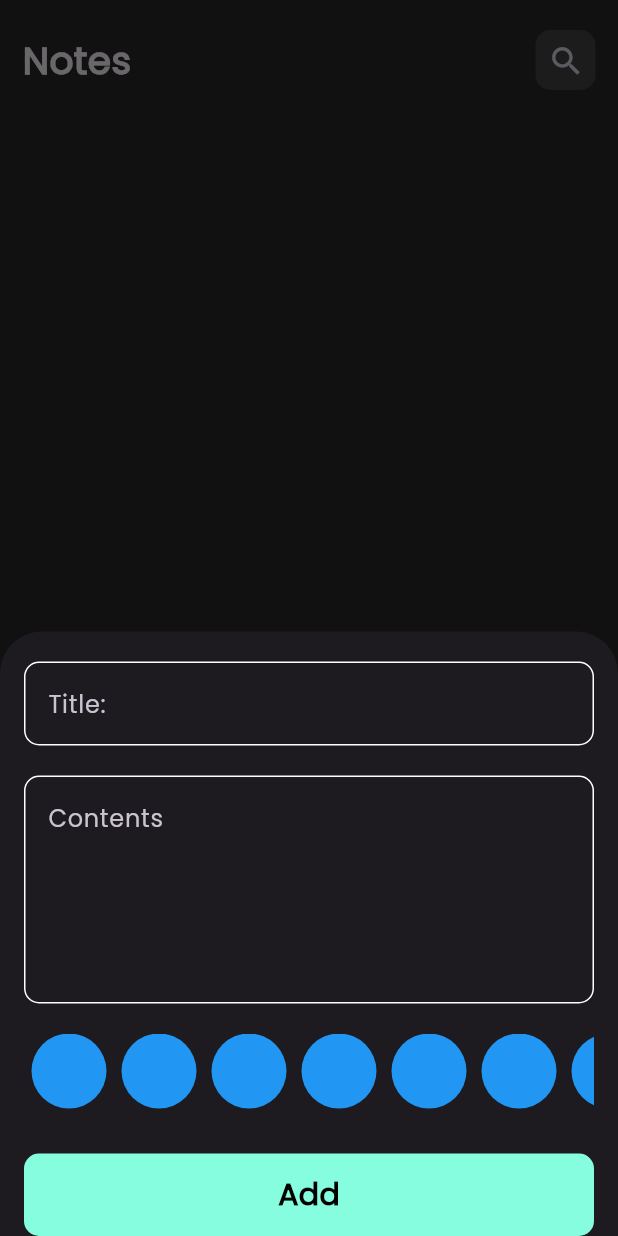
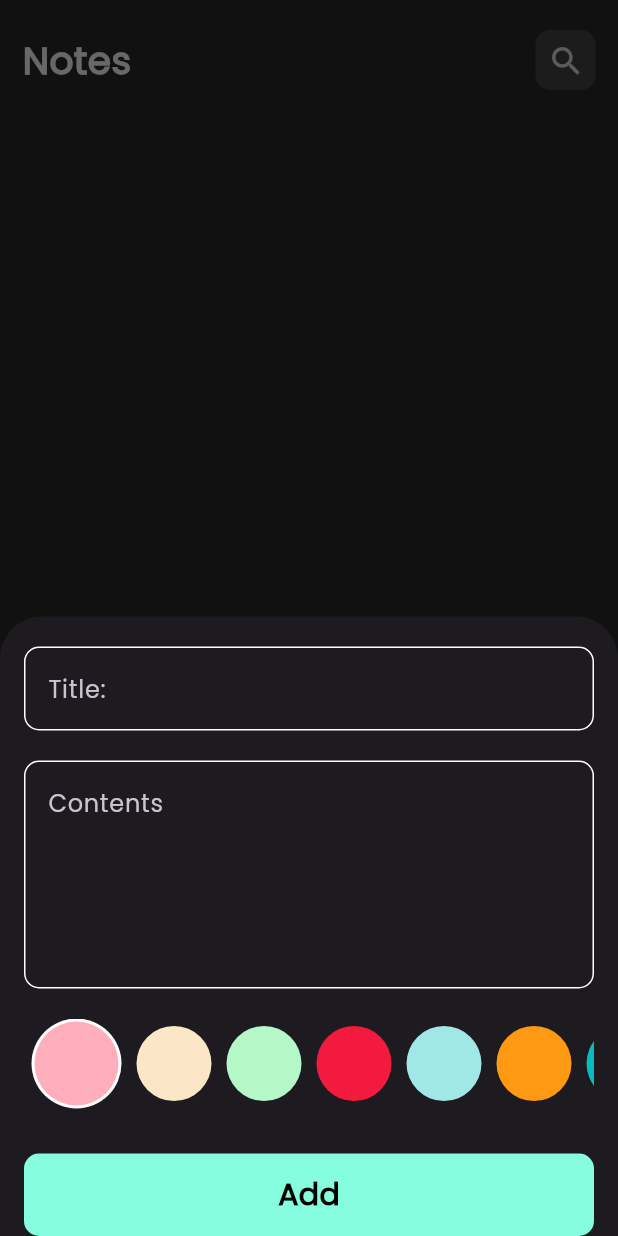
Before and after one commit to AbdulrahmanAlShaweesh/Flutter-Note-App, a Flutter app: the screen it shows after launch, after a tap on the "add" icon, on a phone screen of 412 x 824 dp. Run offline on Flutter 3.47's test engine with Material 3 defaults, Android fonts, the phone set to English and light mode, and no system bars; our stand-ins replace bloc, flutter_bloc, hive, hive_flutter; accounts and stored records are empty.

Commit message:
added color list

```diff
--- a/lib/widgets/colors_listview.dart
+++ b/lib/widgets/colors_listview.dart
@@ -1,34 +1,77 @@
-
+import 'package:flutter/cupertino.dart';
 import 'package:flutter/material.dart';
+import 'package:flutter/widgets.dart';
 
 class ColorItems extends StatelessWidget {
   const ColorItems({
     super.key,
+    required this.isActive,
+    required this.color,
   });
 
+  final bool isActive;
+  final Color color;
   @override
   Widget build(BuildContext context) {
-    return const CircleAvatar(
-      radius: 25.0,
-      backgroundColor: Colors.blue,
-    );
+    return isActive
+        ? CircleAvatar(
+            radius: 30,
+            backgroundColor: Colors.white,
+            child: CircleAvatar(
+              radius: 28.0,
+              backgroundColor: color,
+            ),
+          )
+        : CircleAvatar(
+            radius: 25.0,
+            backgroundColor: color,
+          );
   }
 }
 
-class ColorListView extends StatelessWidget {
+class ColorListView extends StatefulWidget {
   const ColorListView({super.key});
+
+  @override
+  State<ColorListView> createState() => _ColorListViewState();
+}
+
+class _ColorListViewState extends State<ColorListView> {
+  int currentIndex = 0;
+
+  List<Color> colors = [
+    const Color(0xFFFFAEBC),
+    const Color(0xFFFBE7C6),
+    const Color(0xFFB4F8C8),
+    const Color(0xFFF21B3F),
+    const Color(0xFFA0E7E5),
+    const Color(0xFFFF9914),
+    const Color(0XFF08BDBD),
+    const Color(0xFFFF9914),
+    const Color(0xFF29BF12),
+    const Color(0xFFABFF4F),
+  ];
 
   @override
   Widget build(BuildContext context) {
     return Container(
-      height: 25 * 2.0,
+      height: 30 * 2.0,
       child: ListView.builder(
         itemCount: 10,
         scrollDirection: Axis.horizontal,
         itemBuilder: (context, index) {
-          return const Padding(
-            padding: EdgeInsets.symmetric(horizontal: 5.0),
-            child: ColorItems(),
+          return Padding(
+            padding: const EdgeInsets.symmetric(horizontal: 5.0),
+            child: GestureDetector(
+              onTap: () {
+                currentIndex = index;
+                setState(() {});
+              },
+              child: ColorItems(
+                isActive: currentIndex == index ? true : false,
+                color: colors[index],
+              ),
+            ),
           );
         },
       ),
```
